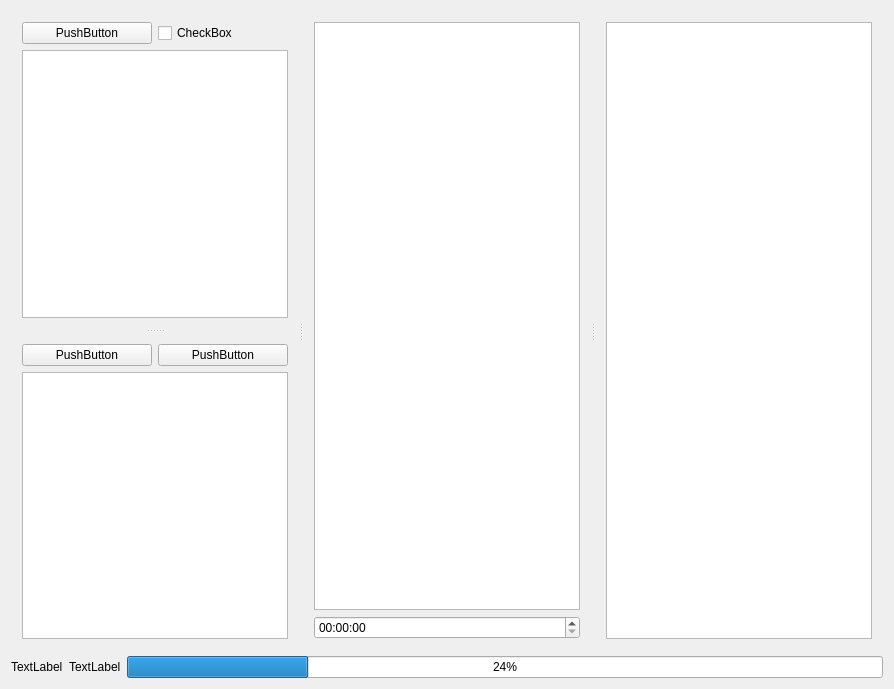
Above: qwe/main_page.ui from alifuk/qwe before the change. Below: the same form after it.
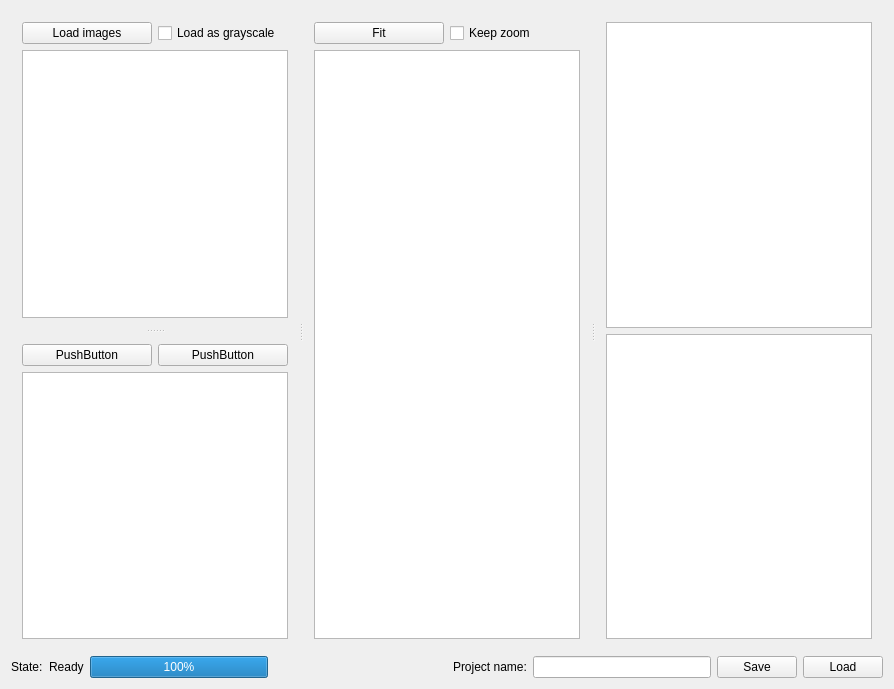
That is the form after the change.

Commit message: ui naming, zoom

The edit to the form file:
```diff
--- a/qwe/main_page.ui
+++ b/qwe/main_page.ui
@@ -26,21 +26,21 @@
          <property name="orientation">
           <enum>Qt::Vertical</enum>
          </property>
-         <widget class="QWidget" name="">
+         <widget class="QWidget" name="layoutWidget">
           <layout class="QVBoxLayout" name="verticalLayout">
            <item>
             <layout class="QHBoxLayout" name="horizontalLayout">
              <item>
               <widget class="QPushButton" name="pushButton_3">
                <property name="text">
-                <string>PushButton</string>
+                <string>Load images</string>
                </property>
               </widget>
              </item>
              <item>
               <widget class="QCheckBox" name="checkBox">
                <property name="text">
-                <string>CheckBox</string>
+                <string>Load as grayscale</string>
                </property>
               </widget>
              </item>
@@ -51,7 +51,7 @@
            </item>
           </layout>
          </widget>
-         <widget class="QWidget" name="">
+         <widget class="QWidget" name="layoutWidget">
           <layout class="QVBoxLayout" name="verticalLayout_6">
            <item>
             <layout class="QHBoxLayout" name="horizontalLayout_3">
@@ -77,14 +77,29 @@
           </layout>
          </widget>
         </widget>
-        <widget class="QWidget" name="gridLayoutWidget">
-         <layout class="QGridLayout" name="gridLayout_2">
-          <item row="0" column="1">
+        <widget class="QWidget" name="layoutWidget">
+         <layout class="QVBoxLayout" name="verticalLayout_3">
+          <item>
+           <layout class="QHBoxLayout" name="horizontalLayout_4">
+            <item>
+             <widget class="QPushButton" name="btn_fit">
+              <property name="text">
+               <string>Fit</string>
+              </property>
+             </widget>
+            </item>
+            <item>
+             <widget class="QCheckBox" name="cb_keep_zoom">
+              <property name="text">
+               <string>Keep zoom</string>
+              </property>
+             </widget>
+            </item>
+           </layout>
+          </item>
+          <item>
            <widget class="QGraphicsView" name="graphicsView"/>
           </item>
-          <item row="1" column="1">
-           <widget class="QTimeEdit" name="timeEdit"/>
-          </item>
          </layout>
         </widget>
         <widget class="QWidget" name="verticalLayoutWidget_2">
@@ -92,6 +107,9 @@
           <item>
            <widget class="QListWidget" name="listWidget_4"/>
           </item>
+          <item>
+           <widget class="QListWidget" name="listWidget_3"/>
+          </item>
          </layout>
         </widget>
        </widget>
@@ -101,21 +119,58 @@
         <item>
          <widget class="QLabel" name="label_2">
           <property name="text">
-           <string>TextLabel</string>
+           <string>State:</string>
           </property>
          </widget>
         </item>
         <item>
          <widget class="QLabel" name="label">
           <property name="text">
-           <string>TextLabel</string>
+           <string>Ready</string>
           </property>
          </widget>
         </item>
         <item>
          <widget class="QProgressBar" name="progressBar">
           <property name="value">
-           <number>24</number>
+           <number>100</number>
+          </property>
+         </widget>
+        </item>
+        <item>
+         <spacer name="horizontalSpacer">
+          <property name="orientation">
+           <enum>Qt::Horizontal</enum>
+          </property>
+          <property name="sizeHint" stdset="0">
+           <size>
+            <width>40</width>
+            <height>20</height>
+           </size>
+          </property>
+         </spacer>
+        </item>
+        <item>
+         <widget class="QLabel" name="lbl_p_name">
+          <property name="text">
+           <string>Project name:</string>
+          </property>
+         </widget>
+        </item>
+        <item>
+         <widget class="QLineEdit" name="text_project_name"/>
+        </item>
+        <item>
+         <widget class="QPushButton" name="btn_save">
+          <property name="text">
+           <string>Save</string>
+          </property>
+         </widget>
+        </item>
+        <item>
+         <widget class="QPushButton" name="btn_load">
+          <property name="text">
+           <string>Load</string>
           </property>
          </widget>
         </item>
```
Left out of the diff: 10 changed lines with no effect on the pictures. The commit also changes 14 other files.
